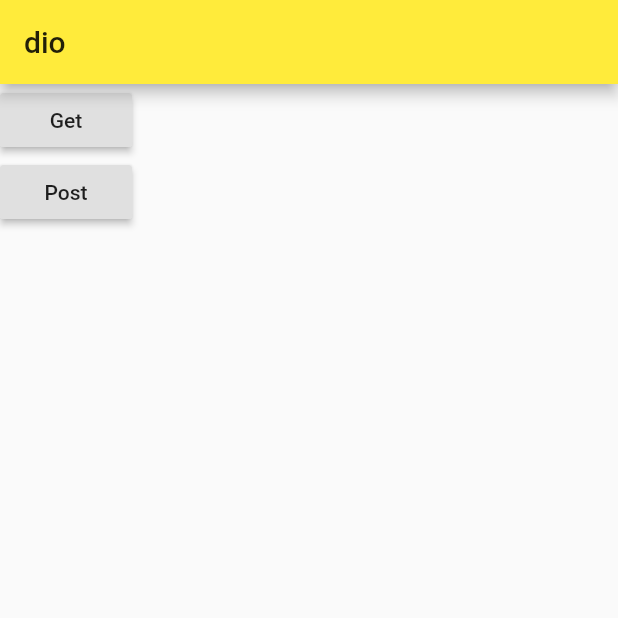
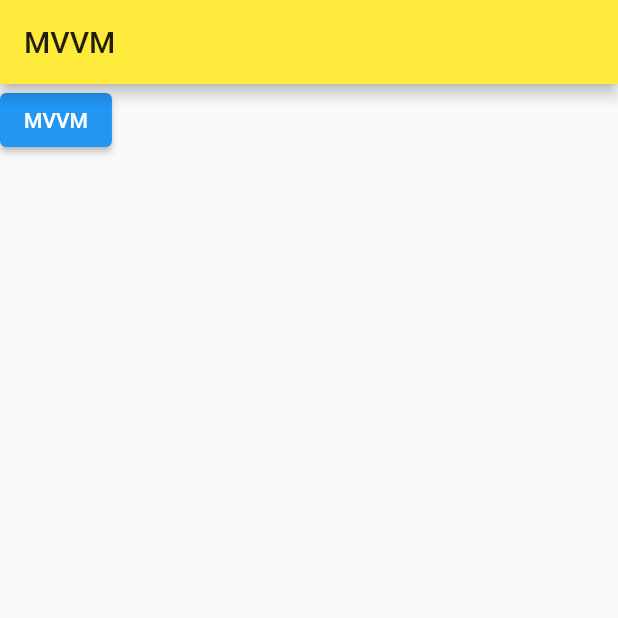
Before and after one commit to abuzzworld/zxx_flutter_1, a Flutter app: the screen it shows after launch, on a phone screen of 412 x 824 dp, the top half of it. Run offline on Flutter 3.47's test engine with Material 2 defaults, Android fonts, the phone set to English and light mode, and no system bars; our stand-ins replace dio.

Commit message:
feat(location): 全局context

```diff
--- a/lib/main.dart
+++ b/lib/main.dart
@@ -2,6 +2,8 @@ import 'dart:developer';
 
 import 'package:flutter/material.dart';
 import 'package:zxx_flutter_1/provider/CountProvider.dart';
+import 'package:zxx_flutter_1/view/mvvm_demo_view.dart';
+import 'package:zxx_flutter_1/viewmodel/mvvm_demo_viewmodel.dart';
 import 'package:zxx_flutter_1/widgets/alertdialog_demo.dart';
 import 'package:zxx_flutter_1/widgets/bottom_navigator.dart';
 import 'package:zxx_flutter_1/widgets/card_demo.dart';
@@ -23,6 +25,9 @@ void main() {
       ChangeNotifierProvider(
         create: (context) => CountProvider(),
       ),
+      ChangeNotifierProvider(
+        create: (context) => MvvmDemoViewModel(),
+      ),
     ],
     child: MyApp(),
   ));
@@ -33,12 +38,15 @@ void main() {
   // ));
 }
 
+final navigatorKey = GlobalKey<NavigatorState>();
+
 class MyApp extends StatelessWidget {
   const MyApp({Key? key}) : super(key: key);
 
   @override
   Widget build(BuildContext context) {
     return MaterialApp(
+      navigatorKey: navigatorKey,
       theme: ThemeData(
         primaryColor: Colors.yellow,
       ),
@@ -58,10 +66,11 @@ class MyApp extends StatelessWidget {
         "provider": (context) => ProviderDemo(),
         "providertwo": (context) => ProviderDemoTwo(),
         "dio": (context) => DioDemo(),
+        "mvvm": (context) => MvvmDemoView(),
         // "menu": (context) => MenuPage(),
       },
       // initialRoute: "layout", // (初始路由)重置主页
-      initialRoute: "dio", // (初始路由)重置主页
+      initialRoute: "mvvm", // (初始路由)重置主页
 
       // 路由拦截
       onGenerateRoute: (settings) {
--- /dev/null
+++ b/lib/view/mvvm_demo_view.dart
@@ -0,0 +1,27 @@
+import 'package:flutter/material.dart';
+import 'package:provider/provider.dart';
+import 'package:zxx_flutter_1/viewmodel/mvvm_demo_viewmodel.dart';
+
+class MvvmDemoView extends StatefulWidget {
+  const MvvmDemoView({Key? key}) : super(key: key);
+
+  @override
+  _MvvmDemoViewState createState() => _MvvmDemoViewState();
+}
+
+class _MvvmDemoViewState extends State<MvvmDemoView> {
+  @override
+  Widget build(BuildContext context) {
+    return Scaffold(
+      appBar: AppBar(
+        title: Text("MVVM"),
+      ),
+      body: ElevatedButton(
+        onPressed: () async {
+          context.read<MvvmDemoViewModel>().get("id");
+        },
+        child: Text("MVVM"),
+      ),
+    );
+  }
+}
--- a/lib/widgets/dio_demo.dart
+++ b/lib/widgets/dio_demo.dart
@@ -23,11 +23,11 @@ class _DioDemoState extends State<DioDemo> {
       appBar: AppBar(title: Text("dio")),
       body: Column(
         children: [
-          RaisedButton(
+          ElevatedButton(
             onPressed: _get,
             child: Text("Get"),
           ),
-          RaisedButton(
+          ElevatedButton(
             onPressed: _post,
             child: Text("Post"),
           )
```
Also changed, not shown: lib/model/mvvm_demo_model.dart (added, +10 -0 lines), lib/viewmodel/mvvm_demo_viewmodel.dart (added, +18 -0 lines).
